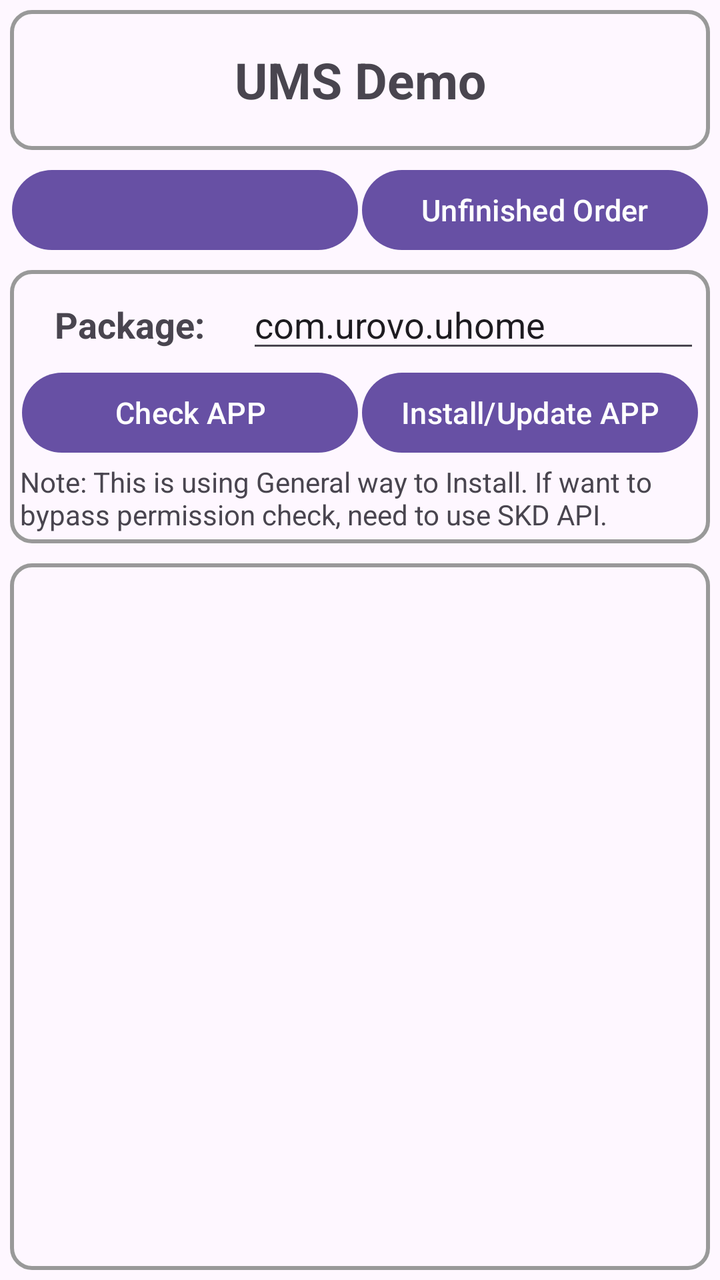
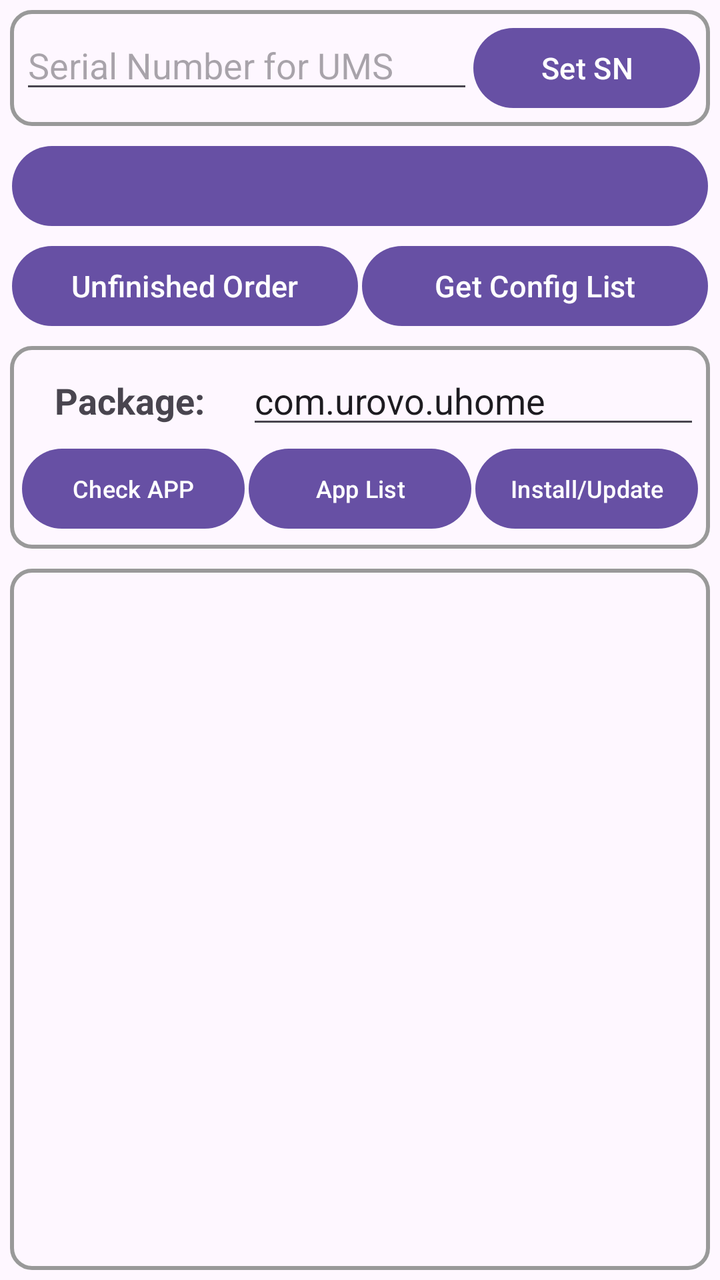

Before-and-after screenshots of an Android layout around one commit, followed by the original layout XML and the change that was made.
<!-- AndroidManifest.xml: application theme Theme.POSGeneralSDKDemo -->
<!-- res/layout/activity_ums.xml -->
<?xml version="1.0" encoding="utf-8"?>
<LinearLayout xmlns:android="http://schemas.android.com/apk/res/android"
    xmlns:app="http://schemas.android.com/apk/res-auto"
    xmlns:tools="http://schemas.android.com/tools"
    android:id="@+id/main"
    android:layout_width="match_parent"
    android:layout_height="match_parent"
    android:orientation="vertical">

    <TextView
        android:id="@+id/tvIntro"
        android:layout_width="match_parent"
        android:layout_height="70dp"
        android:textSize="25dp"
        android:text="UMS Demo"
        android:gravity="center"
        android:textStyle="bold"
        android:layout_margin="5dp"
        android:background="@drawable/border"/>

    <LinearLayout
        android:layout_width="match_parent"
        android:layout_height="wrap_content"
        android:orientation="horizontal"
        android:layout_marginStart="5dp"
        android:layout_marginEnd="5dp">

        <Button
            android:id="@+id/btnUmsStatus"
            android:layout_width="0dp"
            android:layout_height="wrap_content"
            android:layout_weight="1"
            android:layout_margin="1dp"
            android:textSize="15sp"
            android:padding="0dp"/>

        <Button
            android:id="@+id/btnGetUnfinishedOrder"
            android:layout_width="0dp"
            android:layout_height="wrap_content"
            android:layout_weight="1"
            android:text="Unfinished Order"
            android:textSize="15sp"
            android:layout_margin="1dp"
            android:padding="0dp"/>

    </LinearLayout>

    <LinearLayout
        android:layout_width="match_parent"
        android:layout_height="wrap_content"
        android:layout_margin="5dp"
        android:padding="5dp"
        android:background="@drawable/border"
        android:orientation="vertical">

        <LinearLayout
            android:layout_width="match_parent"
            android:layout_height="wrap_content"
            android:orientation="horizontal">

            <TextView
                android:layout_width="0dp"
                android:layout_height="wrap_content"
                android:layout_weight="1"
                android:text="Package: "
                android:textSize="18sp"
                android:textStyle="bold"
                android:gravity="center" />

            <EditText
                android:id="@+id/etPackageName"
                android:layout_width="0dp"
                android:layout_height="wrap_content"
                android:layout_weight="2"
                android:text="com.urovo.uhome" />


        </LinearLayout>

        <LinearLayout
            android:layout_width="match_parent"
            android:layout_height="wrap_content"
            android:orientation="horizontal">

            <Button
                android:id="@+id/btnCheckPackage"
                android:layout_width="0dp"
                android:layout_height="wrap_content"
                android:layout_weight="1"
                android:text="Check APP"
                android:layout_margin="1dp"
                android:textSize="15sp"
                android:padding="0dp"/>

            <Button
                android:id="@+id/btnInstallPackage"
                android:layout_width="0dp"
                android:layout_height="wrap_content"
                android:layout_weight="1"
                android:text="Install/Update APP"
                android:textSize="15sp"
                android:layout_margin="1dp"
                android:padding="0dp"/>

        </LinearLayout>

        <TextView
            android:layout_width="match_parent"
            android:layout_height="wrap_content"
            android:text="Note: This is using General way to Install. If want to bypass permission check, need to use SKD API."/>

    </LinearLayout>

    <ScrollView
        android:layout_width="match_parent"
        android:layout_height="0dp"
        android:layout_weight="1"
        android:layout_margin="5dp"
        android:background="@drawable/border"
        android:padding="5dp">

        <TextView
            android:id="@+id/tvResult"
            android:layout_width="match_parent"
            android:layout_height="wrap_content"
            android:textSize="18sp"/>

    </ScrollView>


</LinearLayout>
<!-- resources referenced by this layout -->
<resources>
  <!-- drawable border (drawable) -->
  <?xml version="1.0" encoding="utf-8"?>
  <shape xmlns:android="http://schemas.android.com/apk/res/android">
  
      <stroke android:width="2dp" android:color="#999999"/>
      <padding android:bottom="3dp" android:left="3dp" android:right="3dp" android:top="3dp"/>
      <corners android:radius="10dp"/>
  
  </shape>
  <style name="Theme.POSGeneralSDKDemo" parent="Base.Theme.POSGeneralSDKDemo" />
  <style name="Base.Theme.POSGeneralSDKDemo" parent="Theme.Material3.DayNight.NoActionBar">
          
          
      </style>
</resources>

<!-- the commit's change to res/layout/activity_ums.xml (unified diff, before → after) -->
@@ -7,16 +7,38 @@
     android:layout_height="match_parent"
     android:orientation="vertical">
 
-    <TextView
-        android:id="@+id/tvIntro"
+    <LinearLayout
         android:layout_width="match_parent"
-        android:layout_height="70dp"
-        android:textSize="25dp"
-        android:text="UMS Demo"
-        android:gravity="center"
-        android:textStyle="bold"
+        android:layout_height="wrap_content"
         android:layout_margin="5dp"
-        android:background="@drawable/border"/>
+        android:padding="5dp"
+        android:background="@drawable/border"
+        android:orientation="vertical">
+
+        <LinearLayout
+            android:layout_width="match_parent"
+            android:layout_height="wrap_content"
+            android:orientation="horizontal">
+
+            <EditText
+                android:id="@+id/etSerialNumber"
+                android:layout_width="0dp"
+                android:layout_height="wrap_content"
+                android:layout_weight="2"
+                android:hint="Serial Number for UMS"/>
+
+            <Button
+                android:id="@+id/btnSetSn"
+                android:layout_width="0dp"
+                android:layout_height="wrap_content"
+                android:layout_weight="1"
+                android:text="Set SN"
+                android:textSize="15sp"
+                android:padding="0dp"/>
+
+        </LinearLayout>
+
+    </LinearLayout>
 
     <LinearLayout
         android:layout_width="match_parent"
@@ -34,12 +56,31 @@
             android:textSize="15sp"
             android:padding="0dp"/>
 
+    </LinearLayout>
+
+    <LinearLayout
+        android:layout_width="match_parent"
+        android:layout_height="wrap_content"
+        android:orientation="horizontal"
+        android:layout_marginStart="5dp"
+        android:layout_marginEnd="5dp">
+
         <Button
             android:id="@+id/btnGetUnfinishedOrder"
             android:layout_width="0dp"
             android:layout_height="wrap_content"
             android:layout_weight="1"
             android:text="Unfinished Order"
+            android:textSize="15sp"
+            android:layout_margin="1dp"
+            android:padding="0dp"/>
+
+        <Button
+            android:id="@+id/btnGetConfig"
+            android:layout_width="0dp"
+            android:layout_height="wrap_content"
+            android:layout_weight="1"
+            android:text="Get Config List"
             android:textSize="15sp"
             android:layout_margin="1dp"
             android:padding="0dp"/>
@@ -90,7 +131,17 @@
                 android:layout_weight="1"
                 android:text="Check APP"
                 android:layout_margin="1dp"
-                android:textSize="15sp"
+                android:textSize="12sp"
+                android:padding="0dp"/>
+
+            <Button
+                android:id="@+id/btnCheckAppList"
+                android:layout_width="0dp"
+                android:layout_height="wrap_content"
+                android:layout_weight="1"
+                android:text="App List"
+                android:layout_margin="1dp"
+                android:textSize="12sp"
                 android:padding="0dp"/>
 
             <Button
@@ -98,17 +149,12 @@
                 android:layout_width="0dp"
                 android:layout_height="wrap_content"
                 android:layout_weight="1"
-                android:text="Install/Update APP"
-                android:textSize="15sp"
+                android:text="Install/Update"
+                android:textSize="12sp"
                 android:layout_margin="1dp"
                 android:padding="0dp"/>
 
         </LinearLayout>
-
-        <TextView
-            android:layout_width="match_parent"
-            android:layout_height="wrap_content"
-            android:text="Note: This is using General way to Install. If want to bypass permission check, need to use SKD API."/>
 
     </LinearLayout>
 
@@ -124,7 +170,7 @@
             android:id="@+id/tvResult"
             android:layout_width="match_parent"
             android:layout_height="wrap_content"
-            android:textSize="18sp"/>
+            android:textSize="12sp"/>
 
     </ScrollView>
 
